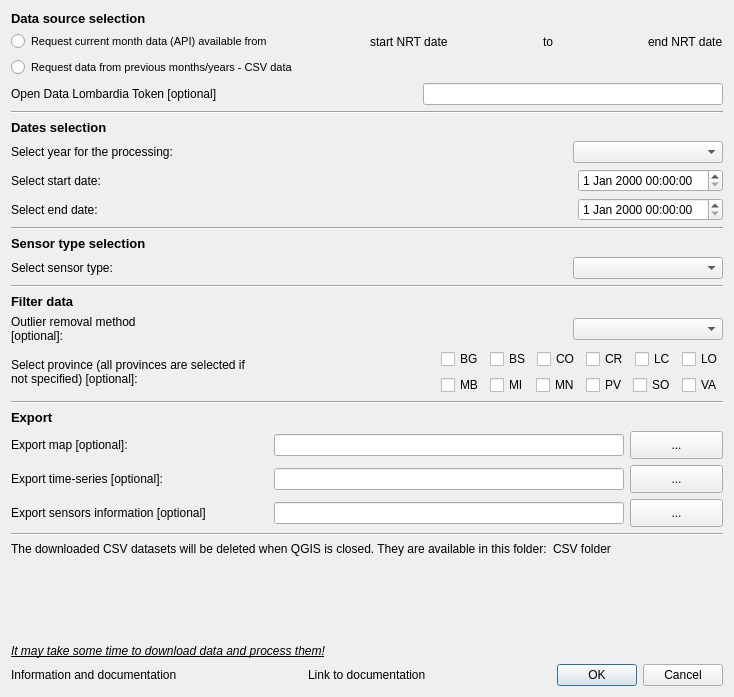
The window that arpaweather_dialog_base.ui (gisgeolab/ARPA_Weather_plugin) describes before a commit, drawn with Qt 5.
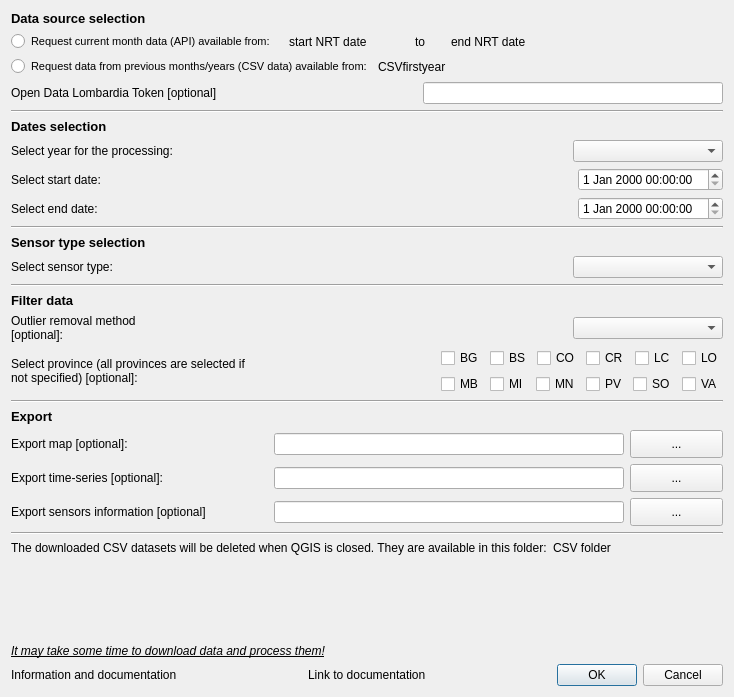
The same window after the commit. Custom widgets are drawn as their Qt base class.

Patch:
```diff
--- a/arpaweather_dialog_base.ui
+++ b/arpaweather_dialog_base.ui
@@ -40,63 +40,36 @@
           </font>
          </property>
          <property name="text">
-          <string>Request current month data (API) available from </string>
+          <string>Request current month data (API) available from: </string>
          </property>
         </widget>
        </item>
-       <item>
-        <spacer name="horizontalSpacer_9">
-         <property name="orientation">
-          <enum>Qt::Horizontal</enum>
-         </property>
-         <property name="sizeHint" stdset="0">
-          <size>
-           <width>40</width>
-           <height>20</height>
-          </size>
-         </property>
-        </spacer>
-       </item>
        <item>
         <widget class="QLabel" name="label_startAPIdate">
+         <property name="maximumSize">
+          <size>
+           <width>120</width>
+           <height>16777215</height>
+          </size>
+         </property>
          <property name="text">
           <string>start NRT date</string>
          </property>
         </widget>
        </item>
-       <item>
-        <spacer name="horizontalSpacer_12">
-         <property name="orientation">
-          <enum>Qt::Horizontal</enum>
-         </property>
-         <property name="sizeHint" stdset="0">
-          <size>
-           <width>40</width>
-           <height>20</height>
-          </size>
-         </property>
-        </spacer>
-       </item>
        <item>
         <widget class="QLabel" name="label_startAPIdate_2">
+         <property name="maximumSize">
+          <size>
+           <width>30</width>
+           <height>16777215</height>
+          </size>
+         </property>
          <property name="text">
           <string>to</string>
          </property>
         </widget>
        </item>
-       <item>
-        <spacer name="horizontalSpacer_13">
-         <property name="orientation">
-          <enum>Qt::Horizontal</enum>
-         </property>
-         <property name="sizeHint" stdset="0">
-          <size>
-           <width>40</width>
-           <height>20</height>
-          </size>
-         </property>
-        </spacer>
-       </item>
        <item>
         <widget class="QLabel" name="label_endAPIdate">
          <property name="text">
@@ -107,6 +80,8 @@
       </layout>
      </item>
      <item>
+      <layout class="QHBoxLayout" name="horizontalLayout_16">
+       <item>
       <widget class="QRadioButton" name="rb2">
        <property name="font">
         <font>
@@ -114,9 +89,18 @@
         </font>
        </property>
        <property name="text">
-        <string>Request data from previous months/years - CSV data</string>
-       </property>
-      </widget>
+          <string>Request data from previous months/years (CSV data) available from:</string>
+         </property>
+        </widget>
+       </item>
+       <item>
+        <widget class="QLabel" name="label_CSVfirstyear">
+         <property name="text">
+          <string>CSVfirstyear</string>
+         </property>
+        </widget>
+       </item>
+      </layout>
      </item>
      <item>
       <layout class="QHBoxLayout" name="horizontalLayout_2">
```
Lines whose indentation alone changed are shown as unchanged.
